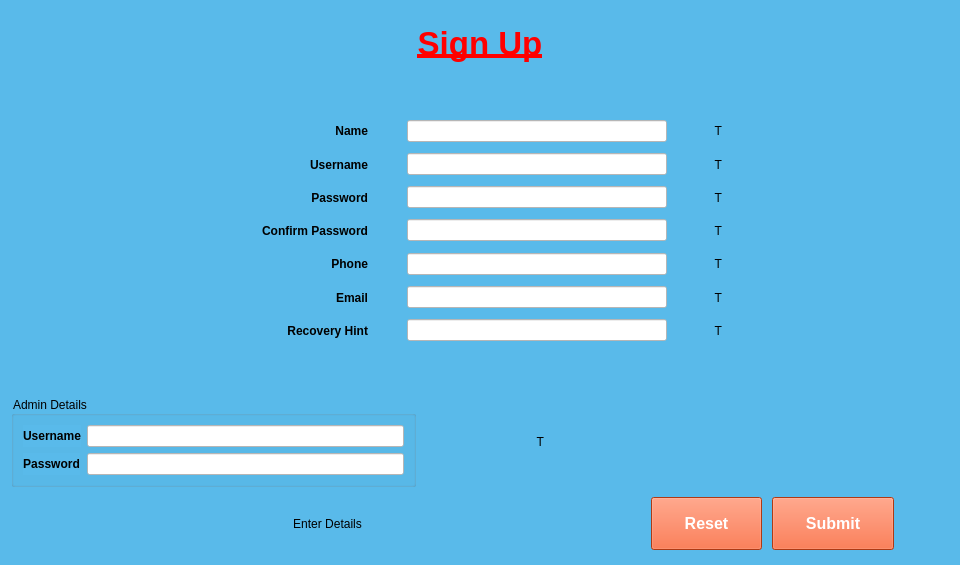
This is uis/signup_widget.ui in therealrahulsahu/log_project as Qt 5 draws it before an edit. The edited form follows.
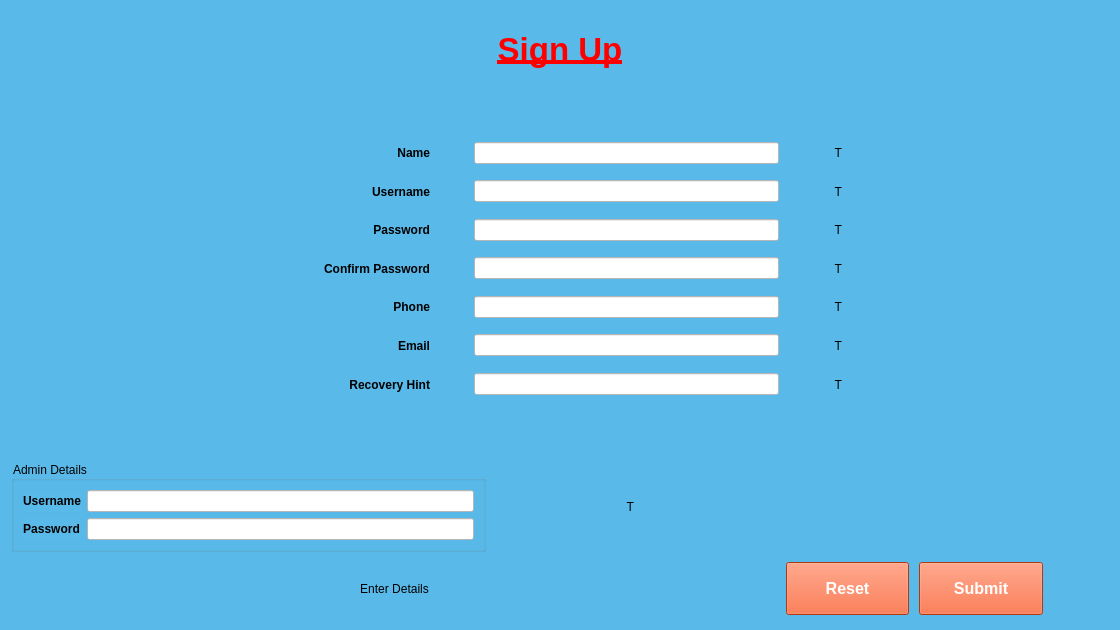
This is the edited form.

```diff
--- a/uis/signup_widget.ui
+++ b/uis/signup_widget.ui
@@ -6,8 +6,8 @@
    <rect>
     <x>0</x>
     <y>0</y>
-    <width>960</width>
-    <height>565</height>
+    <width>1120</width>
+    <height>630</height>
    </rect>
   </property>
   <property name="windowTitle">
```
